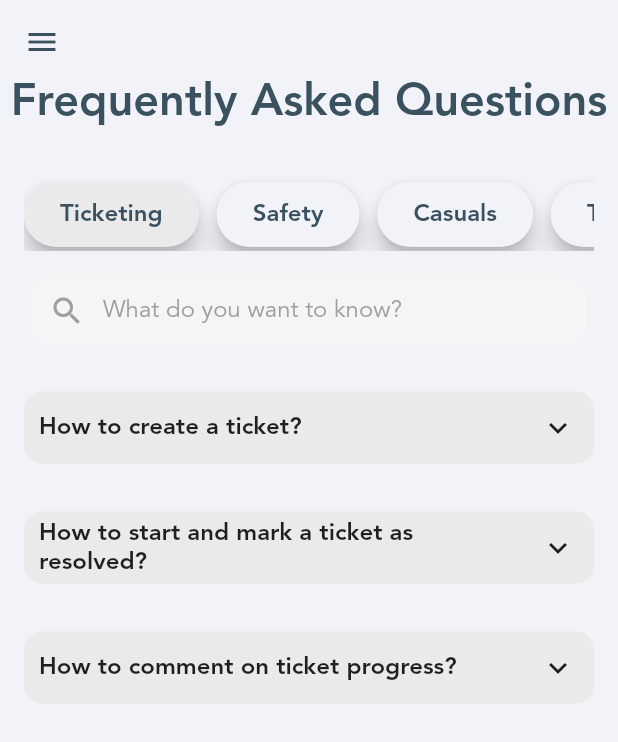
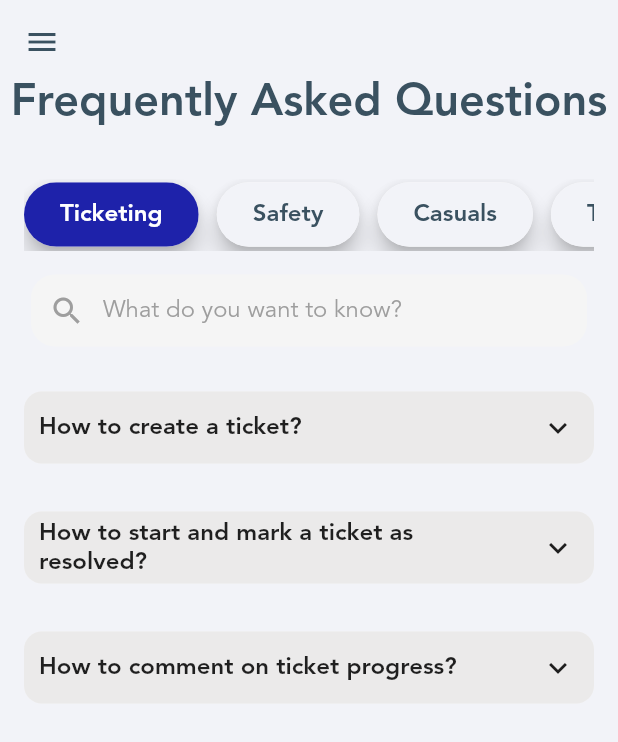
Before and after one commit to ChegeBryan/scholarships, a Flutter app: the FaqScreen screen opened by its route, after a tap on "Ticketing", on a phone screen of 412 x 824 dp. Shown: the top 742 px of the screen. Run offline on Flutter 3.47's test engine with Material 2 defaults, Android fonts, the phone set to English and light mode, and no system bars; our stand-ins replace flutter_custom_clippers, photo_view, shared_preferences, transparent_image, validators; accounts and stored records are empty.

Commit message:
Change the category background and text colour when selected

```diff
--- a/lib/faq_screen.dart
+++ b/lib/faq_screen.dart
@@ -18,6 +18,7 @@ class _FaqScreenState extends State<FaqScreen> {
   List<Faq> faqs;
 
   int currentSelectedCategory;
+  bool isSelected = false;
 
   @override
   void initState() {
@@ -130,7 +131,9 @@ class _FaqScreenState extends State<FaqScreen> {
                       label: Text(
                         categories[index].category.inCaps,
                         style: TextStyle(
-                          color: Color(0xFF3A5160),
+                          color: isSelected && currentSelectedCategory == index
+                              ? Colors.white
+                              : Color(0xFF3A5160),
                           fontWeight: FontWeight.bold,
                           fontSize: 16.0,
                         ),
@@ -141,7 +144,7 @@ class _FaqScreenState extends State<FaqScreen> {
                         vertical: 12.0,
                       ),
                       selected: currentSelectedCategory == index,
-                      selectedColor: Color(0xFFEBEAEA),
+                      selectedColor: Color(0xFF1E22AA),
                       backgroundColor: Theme.of(context).backgroundColor,
                       onSelected: (bool selected) {
                         setState(() {
@@ -149,9 +152,11 @@ class _FaqScreenState extends State<FaqScreen> {
                             currentSelectedCategory = index;
                             faqs = FaqList().getFaqsByCategory(
                                 categories[index].category.toLowerCase());
+                            isSelected = true;
                           } else {
                             currentSelectedCategory = null;
                             faqs = FaqList().getFaqs();
+                            isSelected = false;
                           }
                         });
                       },
```
